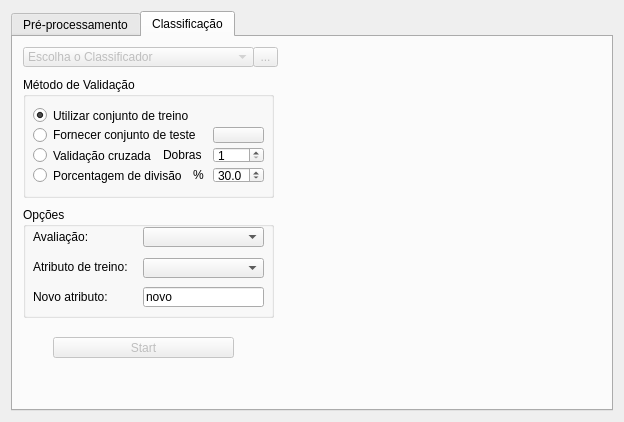
First picture: the form in Interface/InterfaceFAMA/janela.ui, repository cristianommsilva/machine-learning-ip-ime, before the edit.
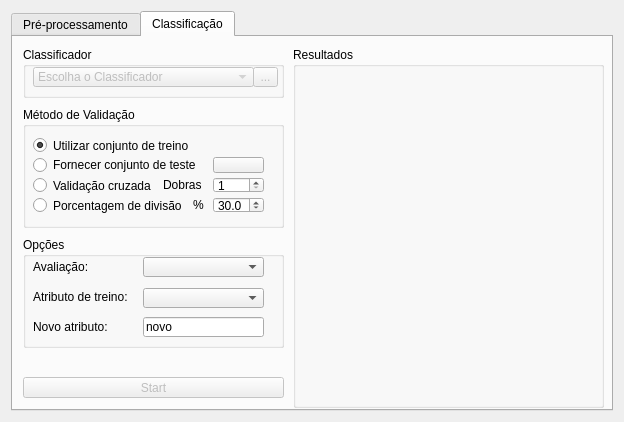
Second picture: the form after the edit. The open tabs and pages were chosen to show the change. Icons and pictures are not drawn.

What changed in the file:
```diff
--- a/Interface/InterfaceFAMA/janela.ui
+++ b/Interface/InterfaceFAMA/janela.ui
@@ -573,33 +573,12 @@
       <attribute name="title">
        <string>Classificação</string>
       </attribute>
-      <widget class="QComboBox" name="comboBox_metodo">
-       <property name="enabled">
-        <bool>false</bool>
-       </property>
-       <property name="geometry">
-        <rect>
-         <x>10</x>
-         <y>10</y>
-         <width>231</width>
-         <height>20</height>
-        </rect>
-       </property>
-       <property name="insertPolicy">
-        <enum>QComboBox::InsertAlphabetically</enum>
-       </property>
-       <item>
-        <property name="text">
-         <string>Escolha o Classificador</string>
-        </property>
-       </item>
-      </widget>
       <widget class="QGroupBox" name="groupBox_opcoesTeste">
        <property name="geometry">
         <rect>
          <x>10</x>
-         <y>40</y>
-         <width>251</width>
+         <y>70</y>
+         <width>261</width>
          <height>121</height>
         </rect>
        </property>
@@ -751,9 +730,9 @@
        </property>
        <property name="geometry">
         <rect>
-         <x>40</x>
-         <y>300</y>
-         <width>181</width>
+         <x>10</x>
+         <y>340</y>
+         <width>261</width>
          <height>21</height>
         </rect>
        </property>
@@ -761,28 +740,12 @@
         <string>Start</string>
        </property>
       </widget>
-      <widget class="QToolButton" name="toolButton_treinador">
-       <property name="enabled">
-        <bool>false</bool>
-       </property>
-       <property name="geometry">
-        <rect>
-         <x>240</x>
-         <y>10</y>
-         <width>25</width>
-         <height>20</height>
-        </rect>
-       </property>
-       <property name="text">
-        <string>...</string>
-       </property>
-      </widget>
-      <widget class="QGroupBox" name="groupBox">
+      <widget class="QGroupBox" name="groupBox_opcoesClassificacao">
        <property name="geometry">
         <rect>
          <x>10</x>
-         <y>170</y>
-         <width>251</width>
+         <y>200</y>
+         <width>261</width>
          <height>111</height>
         </rect>
        </property>
@@ -862,6 +825,69 @@
         </property>
        </widget>
       </widget>
+      <widget class="QGroupBox" name="groupBox_escolhaClassificador">
+       <property name="geometry">
+        <rect>
+         <x>10</x>
+         <y>10</y>
+         <width>261</width>
+         <height>51</height>
+        </rect>
+       </property>
+       <property name="title">
+        <string>Classificador</string>
+       </property>
+       <widget class="QComboBox" name="comboBox_metodo">
+        <property name="enabled">
+         <bool>false</bool>
+        </property>
+        <property name="geometry">
+         <rect>
+          <x>10</x>
+          <y>20</y>
+          <width>221</width>
+          <height>20</height>
+         </rect>
+        </property>
+        <property name="insertPolicy">
+         <enum>QComboBox::InsertAlphabetically</enum>
+        </property>
+        <item>
+         <property name="text">
+          <string>Escolha o Classificador</string>
+         </property>
+        </item>
+       </widget>
+       <widget class="QToolButton" name="toolButton_treinador">
+        <property name="enabled">
+         <bool>false</bool>
+        </property>
+        <property name="geometry">
+         <rect>
+          <x>230</x>
+          <y>20</y>
+          <width>25</width>
+          <height>20</height>
+         </rect>
+        </property>
+        <property name="text">
+         <string>...</string>
+        </property>
+       </widget>
+      </widget>
+      <widget class="QGroupBox" name="groupBox_resultadosValidacao">
+       <property name="geometry">
+        <rect>
+         <x>280</x>
+         <y>10</y>
+         <width>311</width>
+         <height>361</height>
+        </rect>
+       </property>
+       <property name="title">
+        <string>Resultados</string>
+       </property>
+      </widget>
      </widget>
     </widget>
    </item>
```
Left out of the diff: 69 changed lines with no effect on the pictures.
